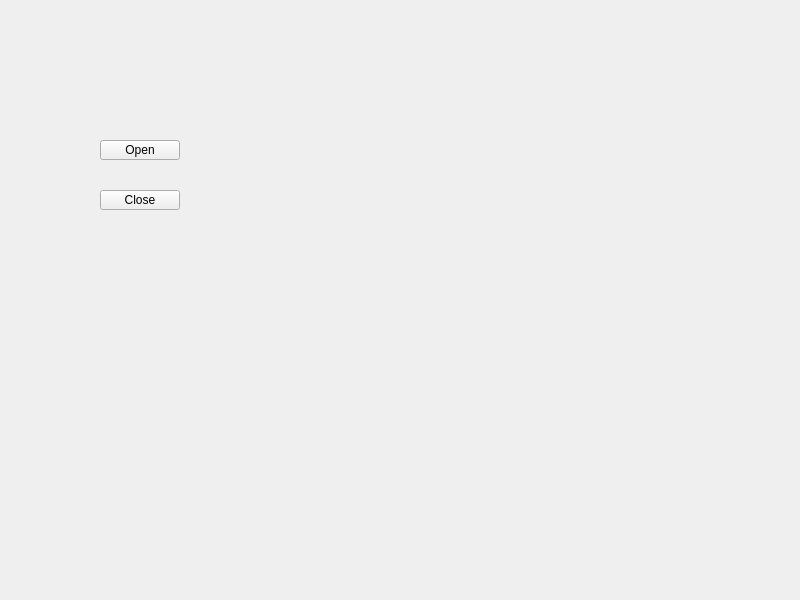
First picture: the form in Excel2Ts/widget.ui, repository ZefinNg/MyQWidgetExamples, before the edit.
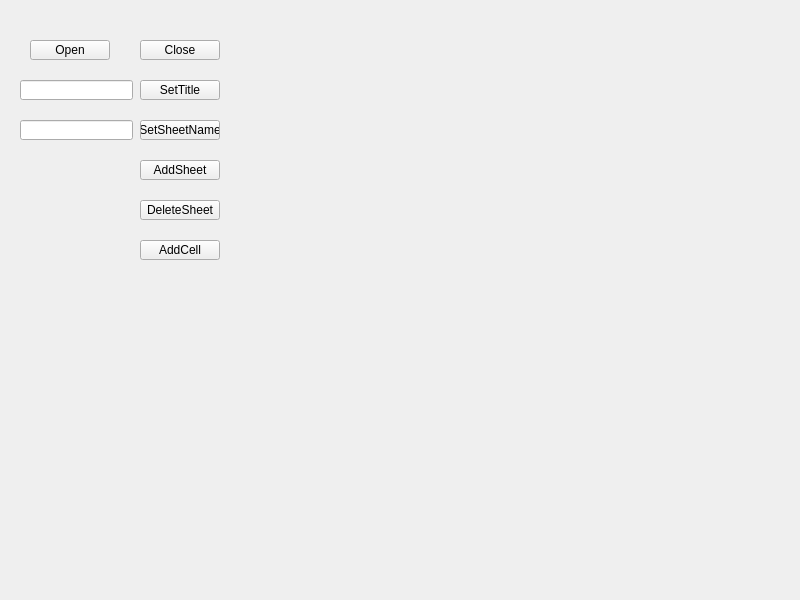
Second picture: the form after the edit.

```diff
--- a/Excel2Ts/widget.ui
+++ b/Excel2Ts/widget.ui
@@ -16,8 +16,8 @@
   <widget class="QPushButton" name="btnClose">
    <property name="geometry">
     <rect>
-     <x>100</x>
-     <y>190</y>
+     <x>140</x>
+     <y>40</y>
      <width>80</width>
      <height>20</height>
     </rect>
@@ -29,8 +29,8 @@
   <widget class="QPushButton" name="btnOpen">
    <property name="geometry">
     <rect>
-     <x>100</x>
-     <y>140</y>
+     <x>30</x>
+     <y>40</y>
      <width>80</width>
      <height>20</height>
     </rect>
@@ -39,6 +39,91 @@
     <string>Open</string>
    </property>
   </widget>
+  <widget class="QPushButton" name="btnSetTitle">
+   <property name="geometry">
+    <rect>
+     <x>140</x>
+     <y>80</y>
+     <width>80</width>
+     <height>20</height>
+    </rect>
+   </property>
+   <property name="text">
+    <string>SetTitle</string>
+   </property>
+  </widget>
+  <widget class="QPushButton" name="btnSetSheetName">
+   <property name="geometry">
+    <rect>
+     <x>140</x>
+     <y>120</y>
+     <width>80</width>
+     <height>20</height>
+    </rect>
+   </property>
+   <property name="text">
+    <string>SetSheetName</string>
+   </property>
+  </widget>
+  <widget class="QLineEdit" name="lineEditTitle">
+   <property name="geometry">
+    <rect>
+     <x>20</x>
+     <y>80</y>
+     <width>113</width>
+     <height>20</height>
+    </rect>
+   </property>
+  </widget>
+  <widget class="QLineEdit" name="lineEditSheetName">
+   <property name="geometry">
+    <rect>
+     <x>20</x>
+     <y>120</y>
+     <width>113</width>
+     <height>20</height>
+    </rect>
+   </property>
+  </widget>
+  <widget class="QPushButton" name="btnAddSheet">
+   <property name="geometry">
+    <rect>
+     <x>140</x>
+     <y>160</y>
+     <width>80</width>
+     <height>20</height>
+    </rect>
+   </property>
+   <property name="text">
+    <string>AddSheet</string>
+   </property>
+  </widget>
+  <widget class="QPushButton" name="btnDeleteSheet">
+   <property name="geometry">
+    <rect>
+     <x>140</x>
+     <y>200</y>
+     <width>80</width>
+     <height>20</height>
+    </rect>
+   </property>
+   <property name="text">
+    <string>DeleteSheet</string>
+   </property>
+  </widget>
+  <widget class="QPushButton" name="btnAddCell">
+   <property name="geometry">
+    <rect>
+     <x>140</x>
+     <y>240</y>
+     <width>80</width>
+     <height>20</height>
+    </rect>
+   </property>
+   <property name="text">
+    <string>AddCell</string>
+   </property>
+  </widget>
  </widget>
  <resources/>
  <connections/>
```
